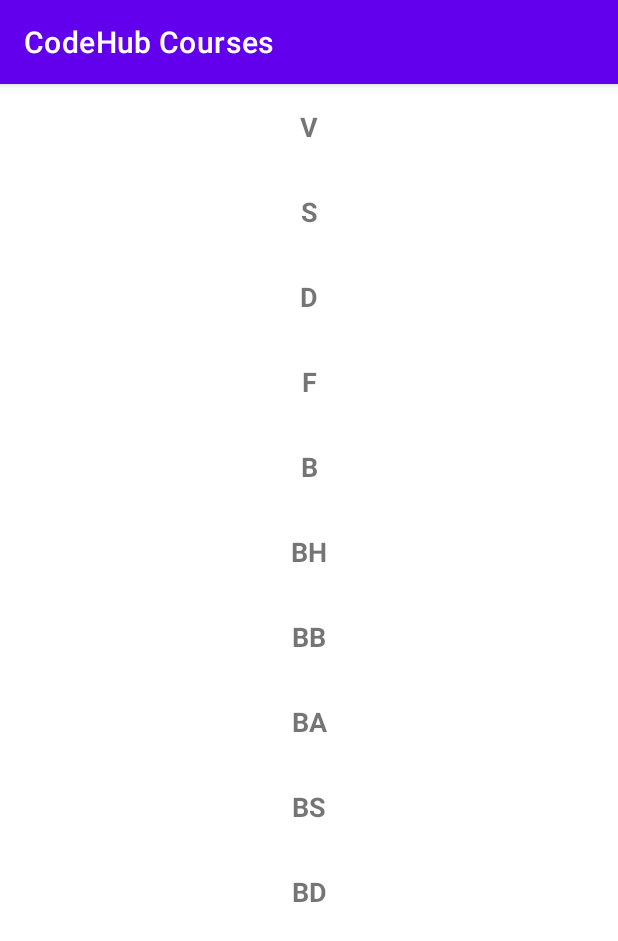
After one commit to codehub-learn/android-devenv-setup, an Android app: the SecondActivity screen opened directly, with no data from a screen before it, on a phone screen of 412 x 824 dp. The commit adds this screen. Shown: the top 941 px of the screen. Run offline under Robolectric (Android 15) with nearby library versions, the phone set to English and light mode, and no system bars.

Commit message:
add recyclerview

```diff
--- a/app/src/main/AndroidManifest.xml
+++ b/app/src/main/AndroidManifest.xml
@@ -9,9 +9,10 @@
         android:roundIcon="@mipmap/ic_launcher_round"
         android:supportsRtl="true"
         android:theme="@style/AppTheme">
-        <activity android:name=".Main2Activity"></activity>
+        <activity android:name=".SecondActivity"></activity>
+        <activity android:name=".MainActivity" />
         <activity
-            android:name=".MainActivity"
+            android:name=".Main2Activity"
             android:label="@string/app_name"
             android:theme="@style/AppTheme.NoActionBar">
             <intent-filter>
--- /dev/null
+++ b/app/src/main/java/com/codehub/vpigadas/courses/ItemClickListener.java
@@ -0,0 +1,5 @@
+package com.codehub.vpigadas.courses;
+
+public interface ItemClickListener {
+    public void onItemClick(Object item);
+}
--- /dev/null
+++ b/app/src/main/java/com/codehub/vpigadas/courses/RecAdapter.java
@@ -0,0 +1,39 @@
+package com.codehub.vpigadas.courses;
+
+import android.view.LayoutInflater;
+import android.view.View;
+import android.view.ViewGroup;
+
+import androidx.annotation.NonNull;
+import androidx.recyclerview.widget.RecyclerView;
+
+import java.util.ArrayList;
+import java.util.List;
+
+public class RecAdapter extends RecyclerView.Adapter<RecViewHolder> {
+
+    private List<Object> arrayData = new ArrayList<Object>();
+    private ItemClickListener listener;
+
+    public RecAdapter(List<Object> array, ItemClickListener listener) {
+        arrayData = array;
+        this.listener = listener;
+    }
+
+    @NonNull
+    @Override
+    public RecViewHolder onCreateViewHolder(@NonNull ViewGroup parent, int viewType) {
+        View view = LayoutInflater.from(parent.getContext()).inflate(R.layout.holder_item_row, parent, false);
+        return new RecViewHolder(view, listener);
+    }
+
+    @Override
+    public void onBindViewHolder(@NonNull RecViewHolder holder, int position) {
+        holder.present(arrayData.get(position));
+    }
+
+    @Override
+    public int getItemCount() {
+        return arrayData.size();
+    }
+}
--- /dev/null
+++ b/app/src/main/java/com/codehub/vpigadas/courses/RecViewHolder.java
@@ -0,0 +1,39 @@
+package com.codehub.vpigadas.courses;
+
+import android.view.View;
+import android.widget.TextView;
+
+import androidx.annotation.NonNull;
+import androidx.recyclerview.widget.RecyclerView;
+
+public class RecViewHolder extends RecyclerView.ViewHolder {
+
+    private ItemClickListener itemClickListener;
+
+    private Object data;
+
+    public RecViewHolder(@NonNull View itemView, ItemClickListener itemClickListener) {
+        super(itemView);
+        this.itemClickListener = itemClickListener;
+
+        itemView.setOnClickListener(new View.OnClickListener() {
+            @Override
+            public void onClick(View v) {
+                itemClickListener.onItemClick(data);
+            }
+        });
+    }
+
+    public void present(String data) {
+        TextView txt = itemView.findViewById(R.id.holder_txt);
+        txt.setText(data);
+    }
+
+    public void present(Object data) {
+        this.data = data;
+
+        TextView txt = itemView.findViewById(R.id.holder_txt);
+        txt.setText(data.toString());
+    }
+
+}
--- /dev/null
+++ b/app/src/main/java/com/codehub/vpigadas/courses/SecondActivity.java
@@ -0,0 +1,48 @@
+package com.codehub.vpigadas.courses;
+
+import android.os.Bundle;
+import android.view.View;
+
+import androidx.annotation.Nullable;
+import androidx.appcompat.app.AppCompatActivity;
+import androidx.recyclerview.widget.RecyclerView;
+
+import java.util.ArrayList;
+import java.util.List;
+
+public class SecondActivity extends AppCompatActivity {
+
+    private RecyclerView recyclerView;
+
+    @Override
+    protected void onCreate(Bundle savedInstanceState) {
+        super.onCreate(savedInstanceState);
+        setContentView(R.layout.activity_second);
+    }
+
+    @Override
+    protected void onPostCreate(@Nullable Bundle savedInstanceState) {
+        super.onPostCreate(savedInstanceState);
+
+        List<Object> array = new ArrayList<Object>();
+        array.add("V");
+        array.add("S");
+        array.add("D");
+        array.add("F");
+        array.add("B");
+        array.add("BH");
+        array.add("BB");
+        array.add("BA");
+        array.add("BS");
+        array.add("BD");
+
+        recyclerView = findViewById(R.id.recyclerView);
+        recyclerView.setAdapter(new RecAdapter(array, new ItemClickListener() {
+            @Override
+            public void onItemClick(Object item) {
+                    // object item
+            }
+        }));
+
+    }
+}
--- /dev/null
+++ b/app/src/main/res/layout/activity_second.xml
@@ -0,0 +1,18 @@
+<?xml version="1.0" encoding="utf-8"?>
+<androidx.constraintlayout.widget.ConstraintLayout xmlns:android="http://schemas.android.com/apk/res/android"
+    xmlns:app="http://schemas.android.com/apk/res-auto"
+    xmlns:tools="http://schemas.android.com/tools"
+    android:layout_width="match_parent"
+    android:layout_height="match_parent"
+    tools:context=".SecondActivity">
+
+    <androidx.recyclerview.widget.RecyclerView
+        android:id="@+id/recyclerView"
+        android:layout_width="match_parent"
+        android:layout_height="match_parent"
+        app:layoutManager="androidx.recyclerview.widget.LinearLayoutManager"
+        android:orientation="vertical"
+        app:layout_constraintLeft_toLeftOf="parent"
+        app:layout_constraintTop_toTopOf="parent" />
+
+</androidx.constraintlayout.widget.ConstraintLayout>
--- /dev/null
+++ b/app/src/main/res/layout/holder_item_row.xml
@@ -0,0 +1,20 @@
+<?xml version="1.0" encoding="utf-8"?>
+<androidx.constraintlayout.widget.ConstraintLayout xmlns:android="http://schemas.android.com/apk/res/android"
+    xmlns:app="http://schemas.android.com/apk/res-auto"
+    xmlns:tools="http://schemas.android.com/tools"
+    android:layout_width="match_parent"
+    android:layout_height="wrap_content">
+
+    <TextView
+        android:id="@+id/holder_txt"
+        android:layout_width="match_parent"
+        android:layout_height="wrap_content"
+        android:gravity="center"
+        android:padding="16dp"
+        android:textSize="18sp"
+        android:textStyle="bold"
+        app:layout_constraintLeft_toLeftOf="parent"
+        app:layout_constraintTop_toTopOf="parent"
+        tools:text="@string/app_name" />
+
+</androidx.constraintlayout.widget.ConstraintLayout>
--- a/app/src/main/res/values/strings.xml
+++ b/app/src/main/res/values/strings.xml
@@ -10,4 +10,5 @@
 
     <string name="hello_first_fragment">Hello first fragment</string>
     <string name="hello_second_fragment">Hello second fragment. Arg: %1$s</string>
+    <string name="vassilis">Vassilis</string>
 </resources>
--- a/app/src/main/res/values/styles.xml
+++ b/app/src/main/res/values/styles.xml
@@ -7,7 +7,6 @@
         <item name="colorPrimaryDark">@color/colorPrimaryDark</item>
         <item name="colorAccent">@color/colorAccent</item>
 
-        <item name="android:windowBackground">@android:color/holo_green_dark</item>
         <item name="android:textSize">18sp</item>
     </style>
 
```
Also changed, not shown: app/src/main/java/com/codehub/vpigadas/courses/Main2Activity.java (+41 -0 lines), app/src/main/res/layout/activity_main2.xml (+0 -46 lines).
